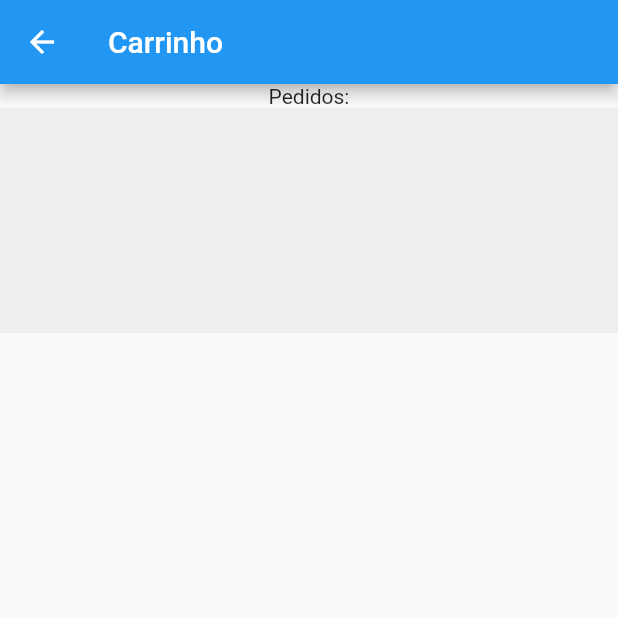
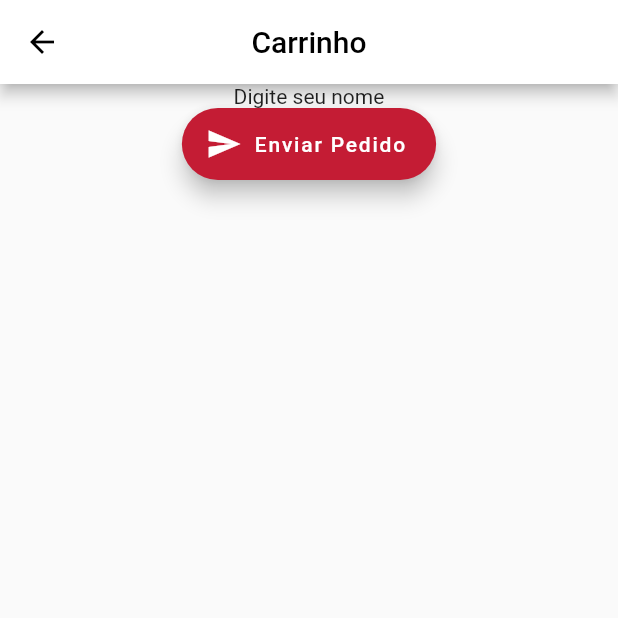
Before and after one commit to juniorsafera/delivery-app, a Flutter app: the TelaCarrinho screen opened by its route, on a phone screen of 412 x 824 dp, the top half of it. Run offline on Flutter 3.47's test engine with Material 2 defaults, Android fonts, the phone set to English and light mode, and no system bars.

Commit message:
Update tela_carrinho.dart

```diff
--- a/delivey_app/lib/views/tela_carrinho.dart
+++ b/delivey_app/lib/views/tela_carrinho.dart
@@ -1,3 +1,5 @@
+import 'package:delivey_app/components/trailing_item_carrinho.dart';
+import 'package:delivey_app/others/paleta_cores.dart';
 import 'package:delivey_app/provider/itens_pedido.dart';
 import 'package:flutter/material.dart';
 import 'package:delivey_app/models/pedido.dart';
@@ -25,30 +27,79 @@ class _TelaCarrinhoState extends State<TelaCarrinho> {
 
     return Scaffold(
         appBar: AppBar(
-          title: Text('Carrinho'),
+          title: const Text('Carrinho' ) ,
+          foregroundColor: Colors.black,
+          backgroundColor: Colors.white,
+          centerTitle: true,
         ),
-        body: Container(
-            child: Column(
-          children: [
-            Text('Pedidos:'),
-            Container(
-              width: size.width,
-              height: 150,
-              color: Colors.grey[200],
-              child: ListView.builder(
+        body: SingleChildScrollView(
+          child: Container(
+              child: Column(
+            children: [
+
+              ListView.builder(
+                shrinkWrap: true,
                 itemCount: pedidos.length,
                 itemBuilder: (context, index){
                   final _pedido = pedidos[index];
-                  return ListTile(
+                  return
+                 /* ListTile(
                     title: Text('1x ${_pedido.pedido.titulo}'),
-                    subtitle: Text(_pedido.adicionais.toString()),
-                    trailing: Text('R\$ ${_pedido.valorTotalItem},00'),
+                    subtitle: Text('Adicionais: ${_pedido.adicionais.toString().replaceAll('[', ' ').replaceAll(']', ' ')}'),
+                    trailing: TrailingItemCarrinho(valorItem: _pedido.valorTotalItem)
+                  ); */
+                  Padding(
+                    padding: const EdgeInsets.all(8.0),
+                    child: Row(
+                      mainAxisAlignment: MainAxisAlignment.spaceBetween,
+                      children: [
+                        Column(
+                          children: [
+                            Text('1x ${_pedido.pedido.titulo}'),
+                            Text('Adicionais: ${_pedido.adicionais.toString().replaceAll('[', ' ').replaceAll(']', ' ')}'),
+                            Text(_pedido.observacao),
+                            Text('teste:' + _pedido.observacao),
+
+                          ],
+                        ),
+                        Column(
+                          children: [
+                            Row(children: [
+                              const Text('R\$ 00,00'),
+                              IconButton(onPressed: (){
+                                 providerPedidos.removerItemPedido(_pedido);
+                                 //print(_pedido.codigo);
+
+                              }, icon: const Icon(Icons.delete, color: Colors.red,))
+                            ],)
+                          ],
+                        )
+                      ],
+
+                    ),
                   );
+
                 }
 
-                )
-            ),
-          ],
-        )));
+
+
+                ),
+
+                const Text('Digite seu nome'),
+
+                FloatingActionButton.extended(
+                  onPressed: (){
+                    print(' enviando: '  + pedidos[0].pedido.titulo );
+                    print(' enviando: '  + pedidos[0].observacao );
+                  }, label:const Text('Enviar Pedido'),
+                  icon:const Icon(Icons.send),
+                  backgroundColor: Paleta.corPrimaria,
+
+                  )
+            ],
+          )),
+
+
+        ));
   }
 }
```
